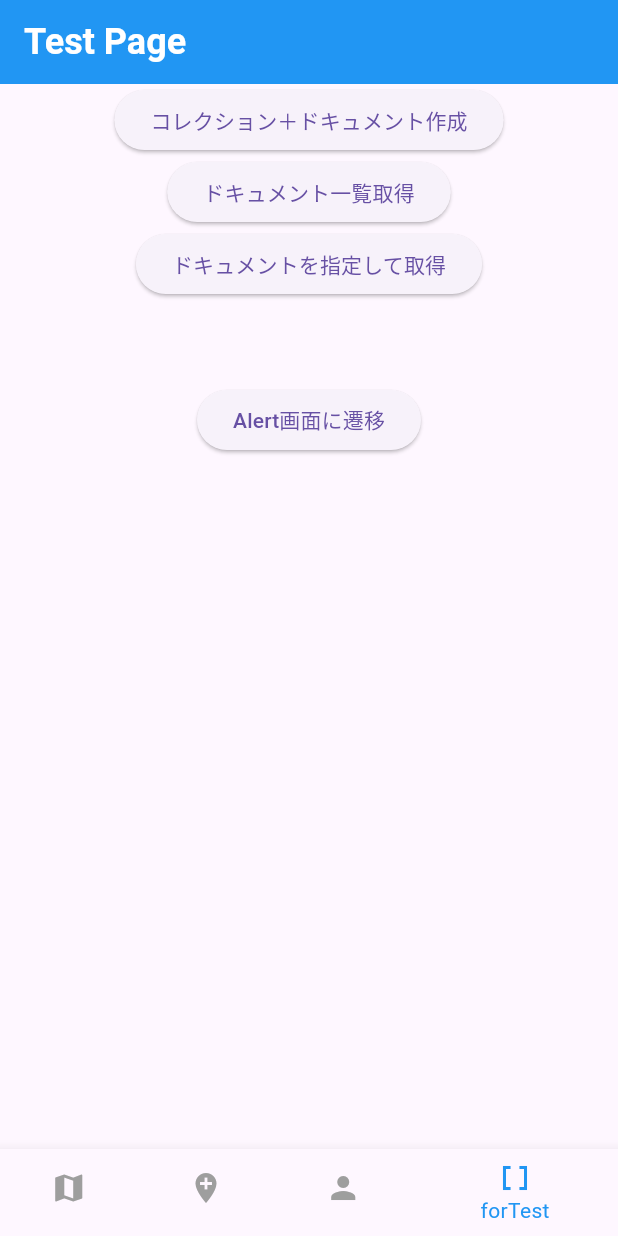
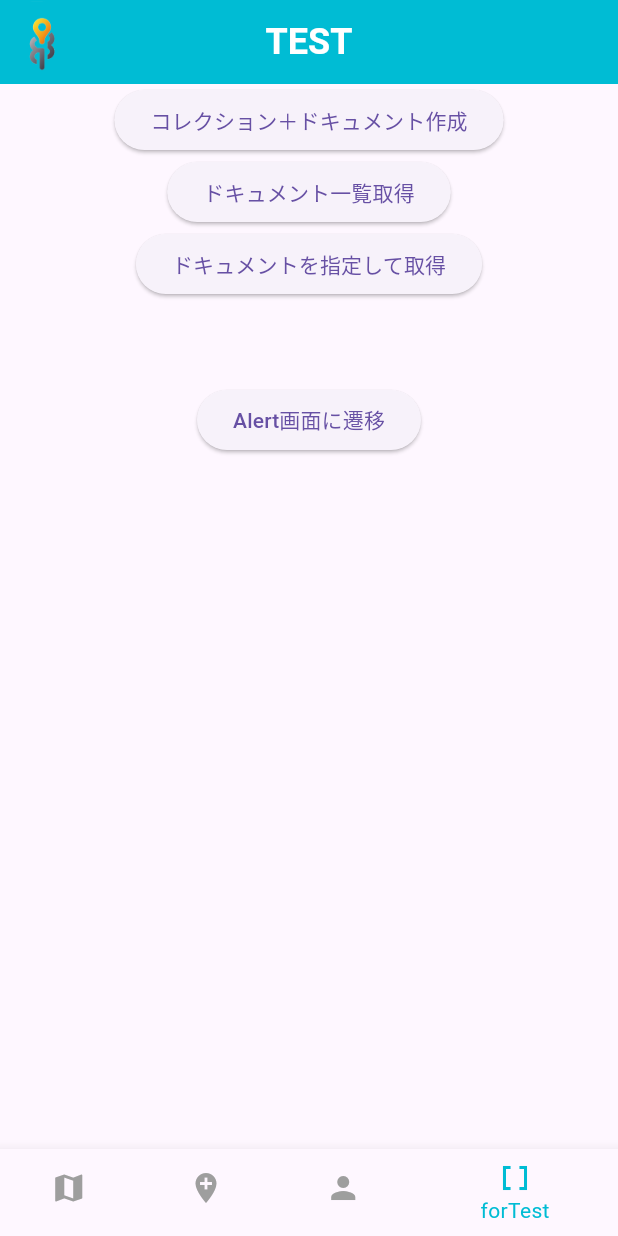
Before and after one commit to RiTa-23/MokumokuHazard, a Flutter app: the RootPage screen opened directly, item 4 of the bottom bar chosen, on a phone screen of 412 x 824 dp. Run offline on Flutter 3.47's test engine with Material 3 defaults, Android fonts, the phone set to English and light mode, and no system bars; our stand-ins replace cloud_firestore, firebase_auth, firebase_core, flutter_compass, geolocator, google_maps_flutter and 1 more; accounts and stored records are empty.

Commit message:
update:root_pageのUI変更

```diff
--- a/lib/root_page.dart
+++ b/lib/root_page.dart
@@ -36,23 +36,31 @@ class _RootPageState extends State<RootPage> {
     switch (_selectedIndex) {
       case 0:
         page = const MapPage();
-        appBarTitle = 'Map Page';
+        appBarTitle = 'MAP';
         break;
       case 1:
         page = PostPage(onMarkerCreated: togglePage);
-        appBarTitle = 'Marker Page';
+        appBarTitle = 'MARKER';
         break;
       case 2:
         page = const ProfilePage();
-        appBarTitle = 'Profile Page';
+        appBarTitle = 'PROFILE';
+        break;
       default:
         page = const TestPage();
-        appBarTitle = 'Test Page';
+        appBarTitle = 'TEST';
     }
 
     return Scaffold(
       appBar: AppBar(
-        backgroundColor: Colors.blue,
+        backgroundColor: Colors.cyan,
+        //ロゴマーク画像
+        leading: Image.asset(
+          'assets/logo.png',
+          width: 40,
+          height: 40,
+        ),
+        centerTitle: true,
         title: Text(
           appBarTitle,
           style: TextStyle(
@@ -85,7 +93,7 @@ class _RootPageState extends State<RootPage> {
           });
         },
         currentIndex: _selectedIndex,
-        selectedItemColor: Colors.blue,
+        selectedItemColor: Colors.cyan,
         unselectedItemColor: Colors.grey,
         items: [
           BottomNavigationBarItem(icon: Icon(Icons.map), label: 'map'),
```
